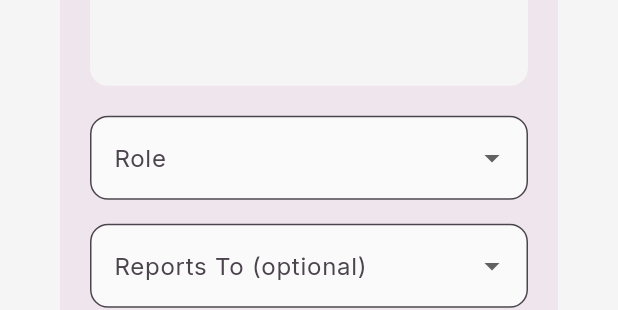
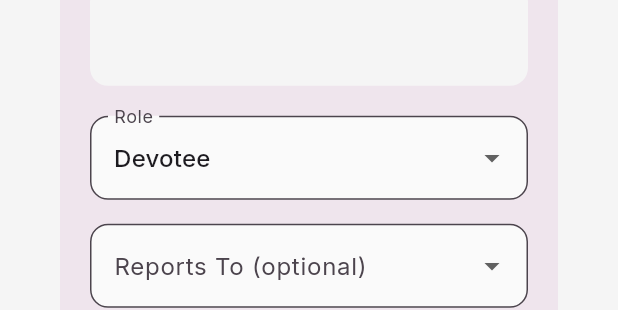
Before and after one commit to kanais108/bhaktisteps-admin, a Flutter app: the UserEditDialog widget shown alone on an empty page, opened directly with empty values, on a phone screen of 412 x 824 dp. Shown: the part 377-687 px from the top of the screen. Run offline on Flutter 3.47's test engine with Material 3 defaults, Android fonts, the phone set to English and light mode, and no system bars; our stand-ins replace dio, flutter_riverpod, go_router, google_fonts, shared_preferences; accounts and stored records are empty; network calls fail.

Commit message:
fixed roles in edit user

```diff
--- a/lib/features/users/presentation/widgets/user_edit_dialog.dart
+++ b/lib/features/users/presentation/widgets/user_edit_dialog.dart
@@ -20,14 +20,50 @@ class _UserEditDialogState extends State<UserEditDialog> {
   String? selectedManagerId;
   late bool isActive;
 
-  final roles = ['DEVOTEE', 'GROUP_LEADER', 'ADMIN'];
+  final roles = const [
+    'DEVOTEE',
+    'SERVANT_LEADER',
+    'SECTOR_LEADER',
+    'CIRCLE_LEADER',
+    'SUPER_ADMIN',
+  ];
 
   @override
   void initState() {
     super.initState();
-    selectedRole = widget.user['role']?.toString() ?? 'DEVOTEE';
+
+    final currentRole = widget.user['role']?.toString() ?? 'DEVOTEE';
+
+    // Safety: if old data still has GROUP_LEADER / ADMIN, map it to current roles.
+    if (currentRole == 'GROUP_LEADER') {
+      selectedRole = 'SERVANT_LEADER';
+    } else if (currentRole == 'ADMIN') {
+      selectedRole = 'SUPER_ADMIN';
+    } else if (roles.contains(currentRole)) {
+      selectedRole = currentRole;
+    } else {
+      selectedRole = 'DEVOTEE';
+    }
+
     selectedManagerId = widget.user['reportsToUserId']?.toString();
     isActive = widget.user['isActive'] == true;
+  }
+
+  String _roleLabel(String role) {
+    switch (role) {
+      case 'DEVOTEE':
+        return 'Devotee';
+      case 'SERVANT_LEADER':
+        return 'Servant Leader';
+      case 'SECTOR_LEADER':
+        return 'Sector Leader';
+      case 'CIRCLE_LEADER':
+        return 'Circle Leader';
+      case 'SUPER_ADMIN':
+        return 'Super Admin';
+      default:
+        return role;
+    }
   }
 
   InputDecoration _inputDecoration(String label) {
@@ -57,7 +93,6 @@ class _UserEditDialogState extends State<UserEditDialog> {
           child: Column(
             mainAxisSize: MainAxisSize.min,
             children: [
-              // 🧾 Header
               const Text(
                 'Edit User',
                 style: TextStyle(fontSize: 20, fontWeight: FontWeight.bold),
@@ -65,7 +100,6 @@ class _UserEditDialogState extends State<UserEditDialog> {
 
               const SizedBox(height: 20),
 
-              // 👤 User Info (read-only)
               Container(
                 width: double.infinity,
                 padding: const EdgeInsets.all(12),
@@ -91,34 +125,39 @@ class _UserEditDialogState extends State<UserEditDialog> {
 
               const SizedBox(height: 20),
 
-              // 🏷 Role
               DropdownButtonFormField<String>(
                 value: selectedRole,
                 decoration: _inputDecoration('Role'),
                 items: roles
                     .map(
-                      (role) =>
-                          DropdownMenuItem(value: role, child: Text(role)),
+                      (role) => DropdownMenuItem<String>(
+                        value: role,
+                        child: Text(_roleLabel(role)),
+                      ),
                     )
                     .toList(),
                 onChanged: (value) {
+                  if (value == null) return;
+
                   setState(() {
-                    selectedRole = value!;
-                    selectedManagerId = null; // reset hierarchy
+                    selectedRole = value;
+                    selectedManagerId = null;
                   });
                 },
               ),
 
               const SizedBox(height: 16),
 
-              // 🧑‍💼 Manager
               DropdownButtonFormField<String?>(
                 value: selectedManagerId,
                 decoration: _inputDecoration('Reports To (optional)'),
                 items: [
-                  const DropdownMenuItem(value: null, child: Text('None')),
+                  const DropdownMenuItem<String?>(
+                    value: null,
+                    child: Text('None'),
+                  ),
                   ...widget.assignableManagers.map(
-                    (m) => DropdownMenuItem<String>(
+                    (m) => DropdownMenuItem<String?>(
                       value: m['id'].toString(),
                       child: Text(m['fullName']?.toString() ?? ''),
                     ),
@@ -133,7 +172,6 @@ class _UserEditDialogState extends State<UserEditDialog> {
 
               const SizedBox(height: 20),
 
-              // 🔘 Status Toggle
               Container(
                 padding: const EdgeInsets.symmetric(
                   horizontal: 12,
@@ -155,7 +193,6 @@ class _UserEditDialogState extends State<UserEditDialog> {
 
               const SizedBox(height: 24),
 
-              // 🔘 Actions
               Row(
                 children: [
                   Expanded(
```
